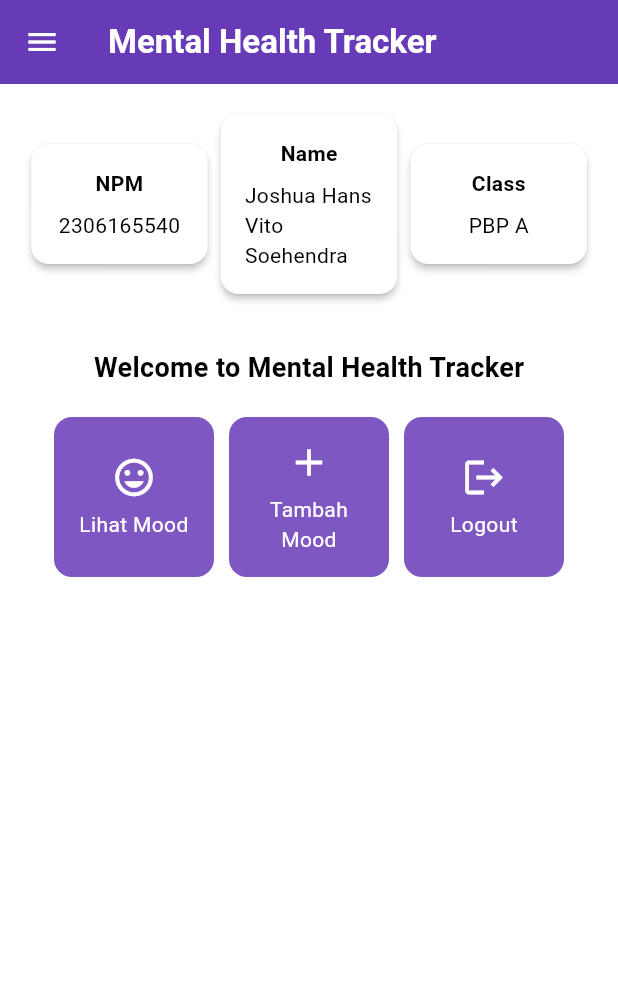
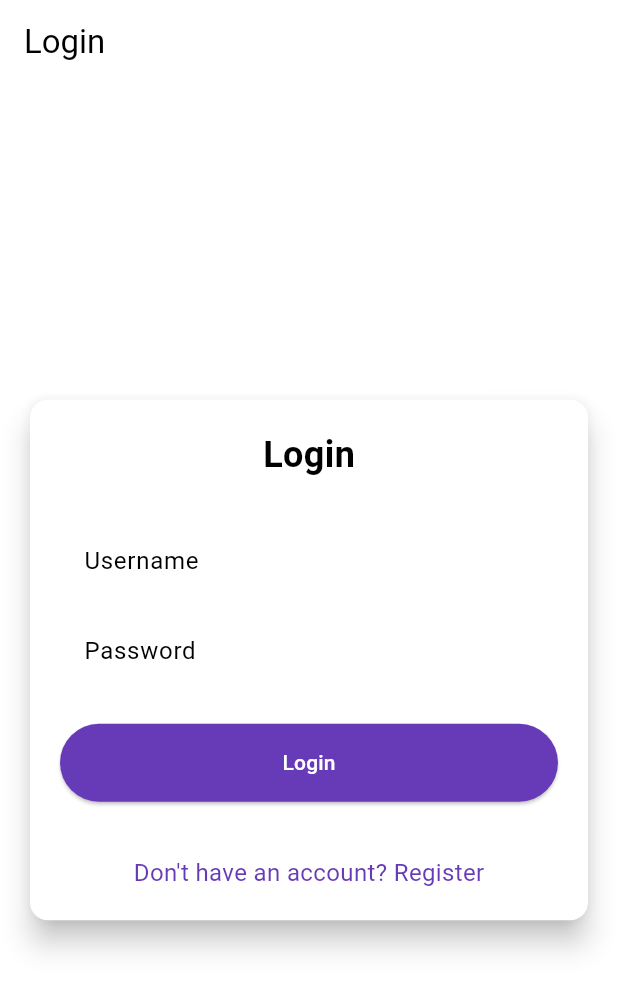
Before and after one commit to joshuahvs/mental-health-tracker-mobile, a Flutter app: the screen it shows after launch, on a phone screen of 412 x 824 dp. Shown: the top 991 px of the screen. Run offline on Flutter 3.47's test engine with Material 3 defaults, Android fonts, the phone set to English and light mode, and no system bars; missing offline and left inert: pbp_django_auth.

Commit message:
tutorial 8

```diff
--- a/lib/main.dart
+++ b/lib/main.dart
@@ -1,4 +1,5 @@
 import 'package:flutter/material.dart';
+import 'package:mental_health_tracker/screens/login.dart';
 import 'package:mental_health_tracker/screens/menu.dart';
 import 'package:pbp_django_auth/pbp_django_auth.dart';
 import 'package:provider/provider.dart';
@@ -24,7 +25,7 @@ class MyApp extends StatelessWidget {
             primarySwatch: Colors.deepPurple,
           ).copyWith(secondary: Colors.deepPurple[400]),
         ),
-        home: MyHomePage(),
+        home: const LoginPage(),
       ),
     );
   }
--- /dev/null
+++ b/lib/screens/login.dart
@@ -0,0 +1,183 @@
+import 'package:mental_health_tracker/screens/menu.dart';
+import 'package:flutter/material.dart';
+import 'package:mental_health_tracker/screens/register.dart';
+import 'package:pbp_django_auth/pbp_django_auth.dart';
+import 'package:provider/provider.dart';
+// TODO: Import halaman RegisterPage jika sudah dibuat
+
+
+void main() {
+  runApp(const LoginApp());
+}
+
+class LoginApp extends StatelessWidget {
+  const LoginApp({super.key});
+
+  @override
+  Widget build(BuildContext context) {
+    return MaterialApp(
+      title: 'Login',
+      theme: ThemeData(
+        useMaterial3: true,
+        colorScheme: ColorScheme.fromSwatch(
+          primarySwatch: Colors.deepPurple,
+        ).copyWith(secondary: Colors.deepPurple[400]),
+      ),
+      home: const LoginPage(),
+    );
+  }
+}
+
+class LoginPage extends StatefulWidget {
+  const LoginPage({super.key});
+
+  @override
+  State<LoginPage> createState() => _LoginPageState();
+}
+
+class _LoginPageState extends State<LoginPage> {
+  final TextEditingController _usernameController = TextEditingController();
+  final TextEditingController _passwordController = TextEditingController();
+
+  @override
+  Widget build(BuildContext context) {
+    final request = context.watch<CookieRequest>();
+
+    return Scaffold(
+      appBar: AppBar(
+        title: const Text('Login'),
+      ),
+      body: Center(
+        child: SingleChildScrollView(
+          padding: const EdgeInsets.all(16.0),
+          child: Card(
+            elevation: 8,
+            shape: RoundedRectangleBorder(
+              borderRadius: BorderRadius.circular(12.0),
+            ),
+            child: Padding(
+              padding: const EdgeInsets.all(20.0),
+              child: Column(
+                mainAxisSize: MainAxisSize.min,
+                children: [
+                  const Text(
+                    'Login',
+                    style: TextStyle(
+                      fontSize: 24.0,
+                      fontWeight: FontWeight.bold,
+                    ),
+                  ),
+                  const SizedBox(height: 30.0),
+                  TextField(
+                    controller: _usernameController,
+                    decoration: const InputDecoration(
+                      labelText: 'Username',
+                      hintText: 'Enter your username',
+                      border: OutlineInputBorder(
+                        borderRadius: BorderRadius.all(Radius.circular(12.0)),
+                      ),
+                      contentPadding:
+                          EdgeInsets.symmetric(horizontal: 12.0, vertical: 8.0),
+                    ),
+                  ),
+                  const SizedBox(height: 12.0),
+                  TextField(
+                    controller: _passwordController,
+                    decoration: const InputDecoration(
+                      labelText: 'Password',
+                      hintText: 'Enter your password',
+                      border: OutlineInputBorder(
+                        borderRadius: BorderRadius.all(Radius.circular(12.0)),
+                      ),
+                      contentPadding:
+                          EdgeInsets.symmetric(horizontal: 12.0, vertical: 8.0),
+                    ),
+                    obscureText: true,
+                  ),
+                  const SizedBox(height: 24.0),
+                  ElevatedButton(
+                    onPressed: () async {
+                      String username = _usernameController.text;
+                      String password = _passwordController.text;
+
+                      // Cek kredensial
+                      // TODO: Ganti URL dan jangan lupa tambahkan trailing slash (/) di akhir URL!
+                      // Untuk menyambungkan Android emulator dengan Django pada localhost,
+                      // gunakan URL http://10.0.2.2/
+                      final response = await request
+                          .login("http://10.0.2.2/auth/login/", {
+                        'username': username,
+                        'password': password,
+                      });
+
+                      if (request.loggedIn) {
+                        String message = response['message'];
+                        String uname = response['username'];
+                        if (context.mounted) {
+                          Navigator.pushReplacement(
+                            context,
+                            MaterialPageRoute(
+                                builder: (context) => MyHomePage()),
+                          );
+                          ScaffoldMessenger.of(context)
+                            ..hideCurrentSnackBar()
+                            ..showSnackBar(
+                              SnackBar(
+                                  content:
+                                      Text("$message Selamat datang, $uname.")),
+                            );
+                        }
+                      } else {
+                        if (context.mounted) {
+                          showDialog(
+                            context: context,
+                            builder: (context) => AlertDialog(
+                              title: const Text('Login Gagal'),
+                              content: Text(response['message']),
+                              actions: [
+                                TextButton(
+                                  child: const Text('OK'),
+                                  onPressed: () {
+                                    Navigator.pop(context);
+                                  },
+                                ),
+                              ],
+                            ),
+                          );
+                        }
+                      }
+                    },
+                    style: ElevatedButton.styleFrom(
+                      foregroundColor: Colors.white,
+                      minimumSize: Size(double.infinity, 50),
+                      backgroundColor: Theme.of(context).colorScheme.primary,
+                      padding: const EdgeInsets.symmetric(vertical: 16.0),
+                    ),
+                    child: const Text('Login'),
+                  ),
+                  const SizedBox(height: 36.0),
+                  GestureDetector(
+                    onTap: () {
+                      Navigator.push(
+                        context,
+                        MaterialPageRoute(
+                            builder: (context) => const RegisterPage()),
+                      );
+                    },
+                    child: Text(
+                      'Don\'t have an account? Register',
+                      style: TextStyle(
+                        color: Theme.of(context).colorScheme.primary,
+                        fontSize: 16.0,
+                      ),
+                    ),
+                  ),
+                ],
+              ),
+            ),
+          ),
+        ),
+      ),
+    );
+  }
+}
--- a/pubspec.yaml
+++ b/pubspec.yaml
@@ -37,6 +37,7 @@ dependencies:
   cupertino_icons: ^1.0.6
   provider: ^6.1.2
   pbp_django_auth: ^0.4.0
+  http: ^1.2.2
 
 dev_dependencies:
   flutter_test:
```
Also changed, not shown: lib/models/mood_entry.dart (added, +65 -0 lines), lib/screens/list_moodentry.dart (added, +90 -0 lines), lib/screens/menu.dart (+7 -0 lines), lib/screens/moodentry_form.dart (+38 -29 lines), lib/screens/register.dart (added, +166 -0 lines), lib/widgets/left_drawer.dart (+15 -0 lines), lib/widgets/mood_card.dart (+30 -2 lines), pubspec.lock, 1 other file.
